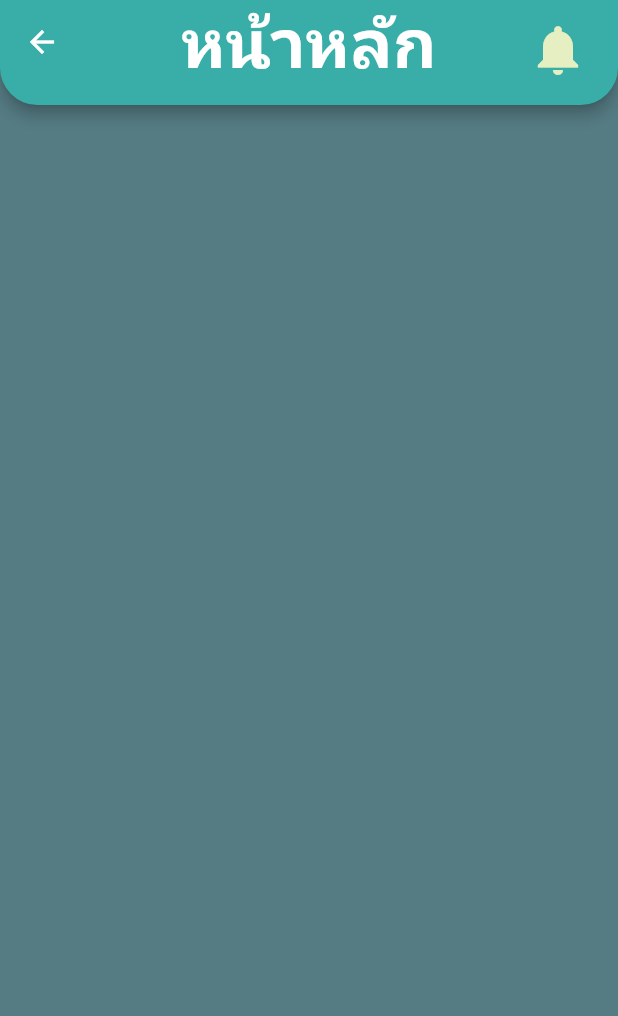
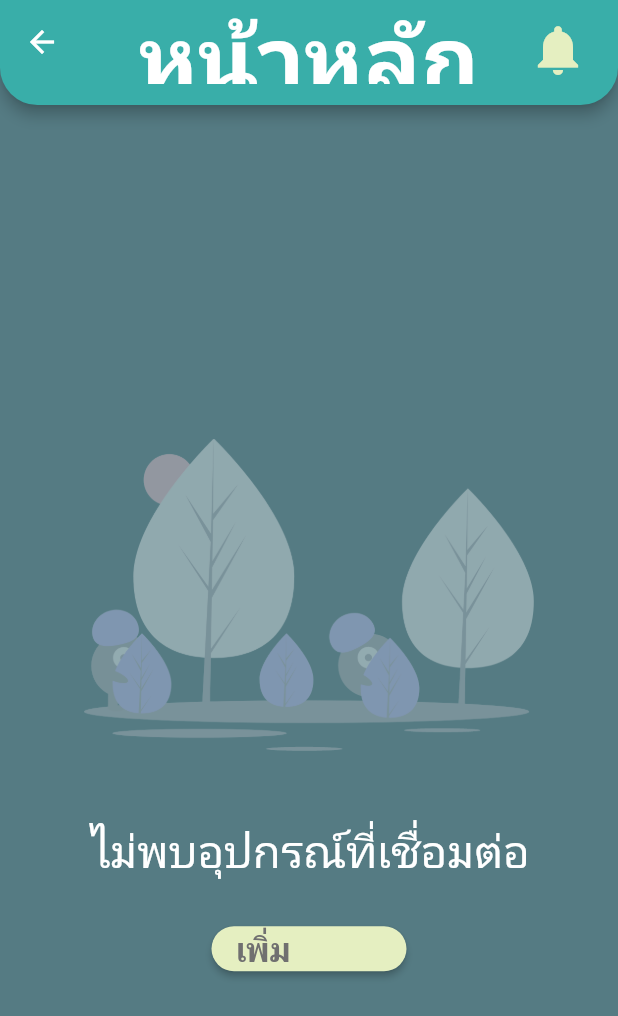
Before and after one commit to winwk/DemoJacketPro, a Flutter app: the HomePage screen opened directly, on a phone screen of 412 x 824 dp. Shown: the top 1016 px of the screen. Run offline on Flutter 3.47's test engine with Material 2 defaults, Android fonts, the phone set to English and light mode, and no system bars; our stand-ins replace form_field_validator; missing offline and left inert: dart:js; Roboto replaces fonts that are missing (Jasmine).

Commit message:
พักกกกกกกกกกก

```diff
--- a/lib/Homepage.dart
+++ b/lib/Homepage.dart
@@ -5,6 +5,62 @@ class HomePage extends StatefulWidget {
 }
 
 class _HomePageState extends State<HomePage> {
+  Widget showLogo() {
+    return Image.asset(
+      "assets/BG.png",
+      width: 300,
+      height: 300,
+    );
+  }
+
+  Widget showText() {
+    return Text(
+      'ไม่พบอุปกรณ์ที่เชื่อมต่อ',
+      style: TextStyle(
+        fontSize: 30.0,
+        color: Colors.white,
+        fontFamily: "Jasmine",
+      ),
+    );
+  }
+
+  Widget sixedbox() {
+    return SizedBox(
+      width: 150,
+      height: 30,
+    );
+  }
+
+  Widget box() {
+    return SizedBox(
+      height: 20,
+    );
+  }
+
+  Widget showButton() {
+    return SizedBox(
+      width: 130,
+      height: 30,
+      child: ElevatedButton(
+        child: Text(
+          "เพิ่มอุปกรณ์",
+          style: TextStyle(
+            fontFamily: "Jasmine",
+            color: Color(0xFF707070),
+            fontSize: 22.0,
+            fontWeight: FontWeight.bold,
+          ),
+        ),
+        style: ElevatedButton.styleFrom(
+          primary: Color(0xFFE5EFC1),
+          shape: RoundedRectangleBorder(
+              borderRadius: BorderRadius.all(Radius.circular(30))),
+        ),
+        onPressed: () {},
+      ),
+    );
+  }
+
   Widget build(BuildContext context) {
     return new Scaffold(
       appBar: PreferredSize(
@@ -26,13 +82,29 @@ class _HomePageState extends State<HomePage> {
                   bottomRight: Radius.circular(25))),
           centerTitle: true,
           backgroundColor: Color(0xff39AEA9),
-          title: Text(
-            "หน้าหลัก",
-            style: TextStyle(
-                color: Color(0xFFFFFFFF),
-                fontFamily: "MPLUSRounded1c",
-                fontSize: 45.0,
-                fontWeight: FontWeight.bold),
+          title: Column(children: [
+            box(),
+            Text(
+              "หน้าหลัก",
+              style: TextStyle(
+                  color: Color(0xFFFFFFFF),
+                  fontFamily: "Jasmine",
+                  fontSize: 60.0,
+                  fontWeight: FontWeight.bold),
+            ),
+          ]),
+        ),
+      ),
+      body: SafeArea(
+        child: Center(
+          child: Column(
+            mainAxisSize: MainAxisSize.min,
+            children: <Widget>[
+              showLogo(),
+              showText(),
+              sixedbox(),
+              showButton()
+            ],
           ),
         ),
       ),
--- a/lib/home.dart
+++ b/lib/home.dart
@@ -1,7 +1,6 @@
 import 'package:flutter/material.dart';
 import 'package:jackket/login.dart';
 import 'register.dart';
-
 
 class home extends StatefulWidget {
   static String route = "home_SC";
--- a/pubspec.yaml
+++ b/pubspec.yaml
@@ -68,6 +68,8 @@ flutter:
     - assets/homebuttontap.png
     - assets/jacbuttontap.png
     - assets/profilebuttontap.png
+    - assets/BG.png
+    - assets/textpro.png
 
   # An image asset can refer to one or more resolution-specific "variants", see
   # https://flutter.dev/assets-and-images/#resolution-aware.
@@ -84,6 +86,9 @@ flutter:
     - family: MPLUSRounded1c
       fonts:
         - asset: fonts/MPLUSRounded1c-Bold.ttf
+    - family : Jasmine
+      fonts:
+        - asset:  fonts/UPCJL.TTF
   #       - asset: fonts/UPCJL.TTF
   #         style: italic
   #   - family: Trajan Pro
```
Also changed, not shown: lib/Jacketpage.dart (+17 -8 lines), lib/Profilepage.dart (+18 -9 lines), lib/login.dart (+5 -6 lines), lib/manual.dart (+41 -68 lines), assets/BG.png (added), assets/textpro.png (added), fonts/UPCJL.TTF (added).
